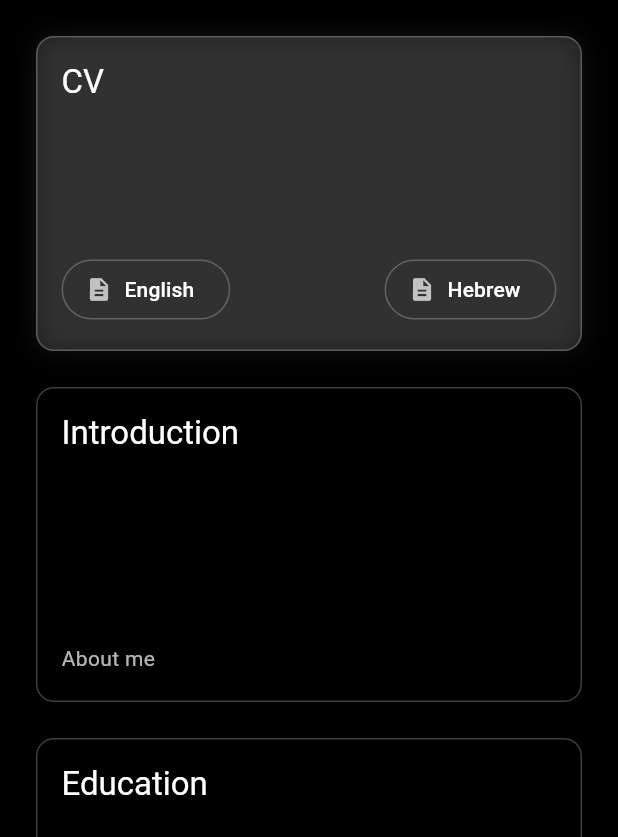
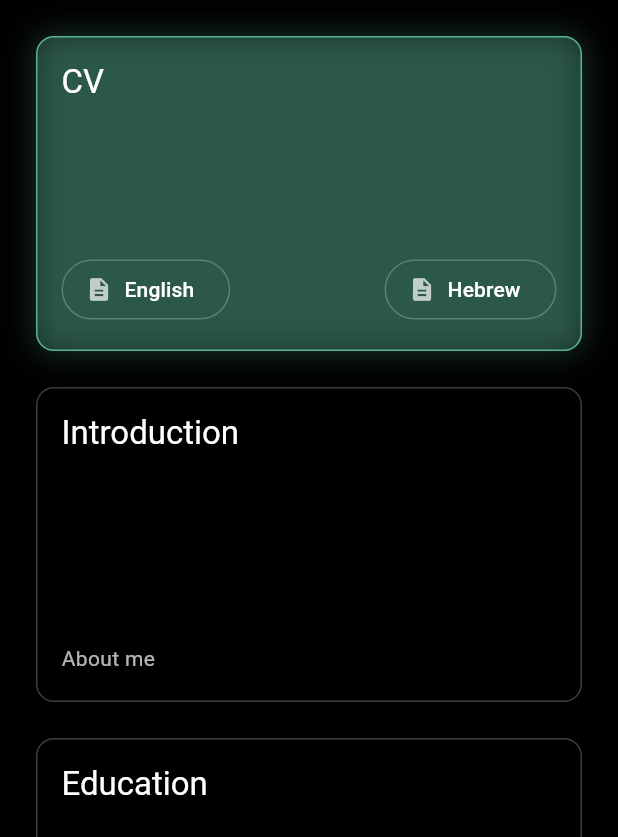
Before and after one commit to lubacareer/portfolio, a Flutter app: the screen it shows after launch, after a tap on "CV", on a phone screen of 412 x 824 dp, the part 399-1236 px from its top. Run offline on Flutter 3.47's test engine with Material 3 defaults, Android fonts, the phone set to English and light mode, and no system bars; network calls fail; Roboto replaces fonts that are missing (PlaypenSansThai).

Commit message:
UI polish: aquamarine hover tint and orchid pressed tint; dialogs on click retained; press feedback for CvTile and HoverTile

```diff
--- a/lib/main.dart
+++ b/lib/main.dart
@@ -193,25 +193,51 @@ class HoverTile extends StatefulWidget {
 
 class _HoverTileState extends State<HoverTile> {
   bool _hovered = false;
+  bool _pressed = false;
 
   @override
   Widget build(BuildContext context) {
+    final hoverColor = const Color(0xFF7FFFD4).withOpacity(0.18); // aquamarine tint
+    final pressedColor = const Color(0xFFDA70D6).withOpacity(0.28); // orchid tint
+
     return MouseRegion(
       onEnter: (_) => setState(() => _hovered = true),
       onExit: (_) => setState(() => _hovered = false),
       child: AnimatedContainer(
         duration: const Duration(milliseconds: 150),
         decoration: BoxDecoration(
-          color: _hovered ? Colors.white12 : Colors.black,
-          border: Border.all(color: Colors.white24),
+          color: _pressed
+              ? pressedColor
+              : _hovered
+                  ? hoverColor
+                  : Colors.black,
+          border: Border.all(
+            color: _pressed
+                ? const Color(0xFFDA70D6).withOpacity(0.6)
+                : _hovered
+                    ? const Color(0xFF7FFFD4).withOpacity(0.6)
+                    : Colors.white24,
+          ),
           borderRadius: BorderRadius.circular(12),
-          boxShadow: _hovered
-              ? [BoxShadow(color: Colors.white.withOpacity(0.08), blurRadius: 14)]
+          boxShadow: _hovered || _pressed
+              ? [
+                  BoxShadow(
+                    color: (_pressed
+                            ? const Color(0xFFDA70D6)
+                            : const Color(0xFF7FFFD4))
+                        .withOpacity(0.2),
+                    blurRadius: 18,
+                    spreadRadius: 1,
+                  )
+                ]
               : null,
         ),
         child: InkWell(
           borderRadius: BorderRadius.circular(12),
+          onHighlightChanged: (v) => setState(() => _pressed = v),
           onTap: widget.onTap,
+          splashColor: const Color(0xFFDA70D6).withOpacity(0.2),
+          highlightColor: Colors.transparent,
           child: Padding(
             padding: const EdgeInsets.all(16),
             child: Column(
@@ -253,21 +279,47 @@ class CvTile extends StatefulWidget {
 
 class _CvTileState extends State<CvTile> {
   bool _hovered = false;
+  bool _pressed = false;
   @override
   Widget build(BuildContext context) {
+    final hoverColor = const Color(0xFF7FFFD4).withOpacity(0.18); // aquamarine tint
+    final pressedColor = const Color(0xFFDA70D6).withOpacity(0.28); // orchid tint
+
     return MouseRegion(
       onEnter: (_) => setState(() => _hovered = true),
       onExit: (_) => setState(() => _hovered = false),
       child: GestureDetector(
         onTap: () => setState(() => _hovered = !_hovered),
+        onTapDown: (_) => setState(() => _pressed = true),
+        onTapUp: (_) => setState(() => _pressed = false),
+        onTapCancel: () => setState(() => _pressed = false),
         child: AnimatedContainer(
           duration: const Duration(milliseconds: 150),
           decoration: BoxDecoration(
-            color: _hovered ? Colors.white12 : Colors.black,
-            border: Border.all(color: Colors.white24),
+            color: _pressed
+                ? pressedColor
+                : _hovered
+                    ? hoverColor
+                    : Colors.black,
+            border: Border.all(
+              color: _pressed
+                  ? const Color(0xFFDA70D6).withOpacity(0.6)
+                  : _hovered
+                      ? const Color(0xFF7FFFD4).withOpacity(0.6)
+                      : Colors.white24,
+            ),
             borderRadius: BorderRadius.circular(12),
-            boxShadow: _hovered
-                ? [BoxShadow(color: Colors.white.withOpacity(0.08), blurRadius: 14)]
+            boxShadow: _hovered || _pressed
+                ? [
+                    BoxShadow(
+                      color: (_pressed
+                              ? const Color(0xFFDA70D6)
+                              : const Color(0xFF7FFFD4))
+                          .withOpacity(0.2),
+                      blurRadius: 18,
+                      spreadRadius: 1,
+                    )
+                  ]
                 : null,
           ),
           child: Padding(
```
